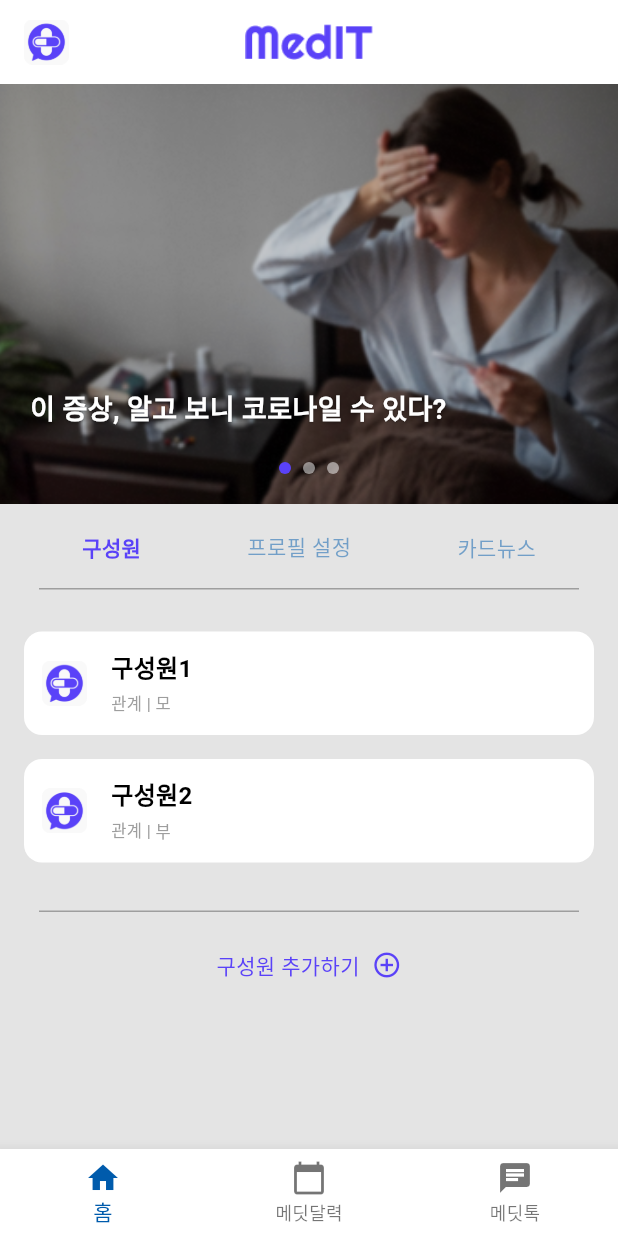
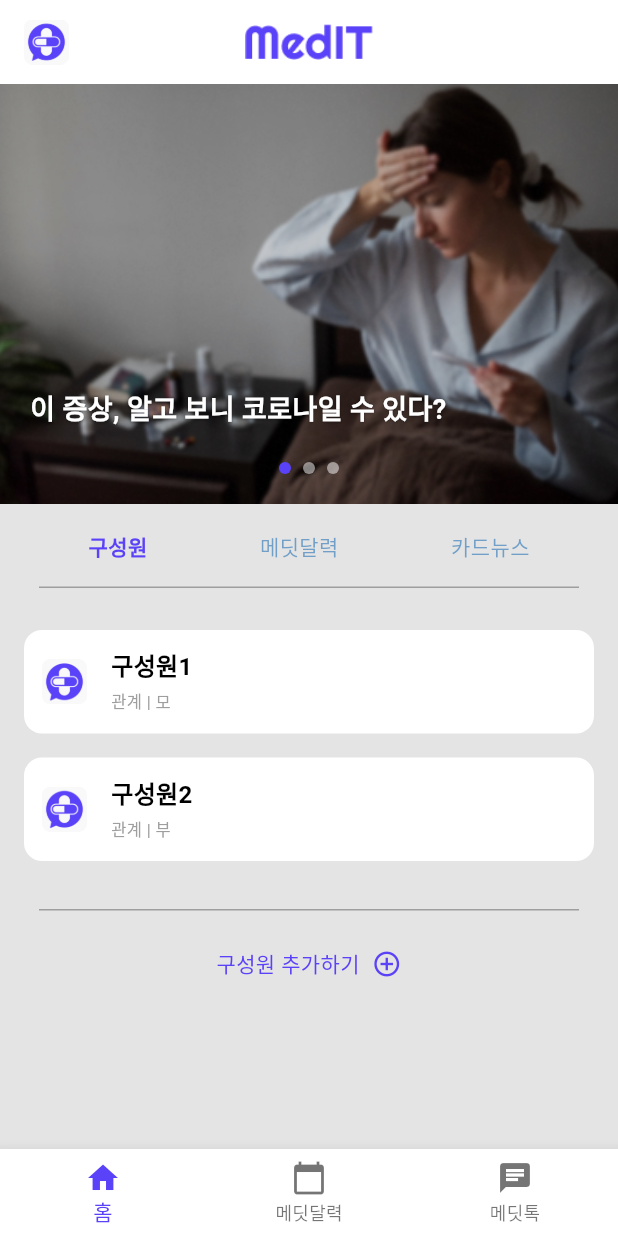
Before and after one commit to sb8919/STDEV2025_18TEAM_FrontEnd, a Flutter app: the screen it shows after launch, on a phone screen of 412 x 824 dp. Run offline on Flutter 3.47's test engine with Material 3 defaults, Android fonts, the phone set to English and light mode, and no system bars; accounts and stored records are empty; Roboto replaces fonts that are missing (Pretendard); project files that could hold a hidden picture were left out.

Commit message:
(feat) 메딧달력 초안 완성

```diff
--- a/lib/screens/home_screen.dart
+++ b/lib/screens/home_screen.dart
@@ -1,6 +1,7 @@
 import 'package:flutter/material.dart';
 import 'member_screen.dart';
 import 'profile_screen.dart';
+import 'calendar_screen.dart';
 import 'card_news_screen.dart';
 import '../components/card_slider.dart';
 import '../constants/card_data.dart';
@@ -18,7 +19,7 @@ class _HomeScreenState extends State<HomeScreen> {
 
   final List<Widget> _screens = [
     const MemberScreen(),
-    const ProfileScreen(),
+    const CalendarScreen(),
     const CardNewsScreen(),
   ];
 
@@ -26,25 +27,10 @@ class _HomeScreenState extends State<HomeScreen> {
   Widget build(BuildContext context) {
     return Scaffold(
       backgroundColor: AppColors.scaffoldBackground,
-      appBar: AppBar(
-        backgroundColor: AppColors.background,
-        elevation: 0,
-        automaticallyImplyLeading: false,
-        title: Stack(
-          alignment: Alignment.center,
-          children: [
-            Align(
-              alignment: Alignment.centerLeft,
-              child: Image.asset('assets/images/logos/logo.png', height: 30),
-            ),
-            Center(
-              child: Image.asset('assets/images/logos/text_logo.png', height: 24),
-            ),
-          ],
-        ),
-      ),
+      appBar: _selectedTab == 0 ? _buildAppBar() : null,
       body: Column(
         children: [
+          if (_selectedTab == 0) ...[
             CardSlider(cardData: cardData),
             Container(
               padding: const EdgeInsets.symmetric(vertical: 10),
@@ -52,7 +38,7 @@ class _HomeScreenState extends State<HomeScreen> {
                 mainAxisAlignment: MainAxisAlignment.spaceEvenly,
                 children: [
                   _buildTab(0, '구성원'),
-                _buildTab(1, '프로필 설정'),
+                  _buildTab(1, '메딧달력'),
                   _buildTab(2, '카드뉴스'),
                 ],
               ),
@@ -65,6 +51,7 @@ class _HomeScreenState extends State<HomeScreen> {
                 height: 0,
               ),
             ),
+          ],
           Expanded(
             child: _screens[_selectedTab],
           ),
@@ -86,8 +73,33 @@ class _HomeScreenState extends State<HomeScreen> {
             label: '메딧톡',
           ),
         ],
-        currentIndex: 0,
-        selectedItemColor: AppColors.secondary,
+        currentIndex: _selectedTab,
+        selectedItemColor: AppColors.primary,
+        onTap: (index) {
+          setState(() {
+            _selectedTab = index;
+          });
+        },
+      ),
+    );
+  }
+
+  AppBar _buildAppBar() {
+    return AppBar(
+      backgroundColor: AppColors.background,
+      elevation: 0,
+      automaticallyImplyLeading: false,
+      title: Stack(
+        alignment: Alignment.center,
+        children: [
+          Align(
+            alignment: Alignment.centerLeft,
+            child: Image.asset('assets/images/logos/logo.png', height: 30),
+          ),
+          Center(
+            child: Image.asset('assets/images/logos/text_logo.png', height: 24),
+          ),
+        ],
       ),
     );
   }
--- a/pubspec.yaml
+++ b/pubspec.yaml
@@ -73,6 +73,8 @@ flutter:
     - assets/images/symptoms/consultation.jpg
     # Icons
     - assets/icons/
+    # chractors
+    - assets/images/charactor/
 
   # An image asset can refer to one or more resolution-specific "variants", see
   # https://flutter.dev/to/resolution-aware-images
```
Also changed, not shown: assets/images/charactor/medit.png (added), assets/images/logos/orange_logo.png (added), 4 other files. Lines whose indentation alone changed are shown as unchanged.
